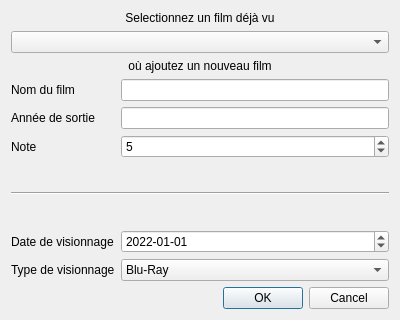
Qt form Dialogs/AddViewDialog.ui (AmbreM71/MovieManager) before a commit.
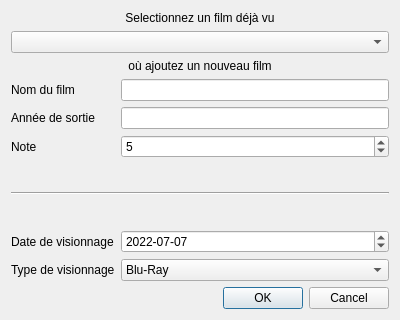
The same form after that commit.

Commit message: Add view to a movie selected from the combobox

The edit to the form file:
```diff
--- a/Dialogs/AddViewDialog.ui
+++ b/Dialogs/AddViewDialog.ui
@@ -157,8 +157,8 @@
        <minute>0</minute>
        <second>0</second>
        <year>2022</year>
-       <month>1</month>
-       <day>1</day>
+       <month>7</month>
+       <day>7</day>
       </datetime>
      </property>
      <property name="maximumDateTime">
```
The commit also changes 6 other files.
